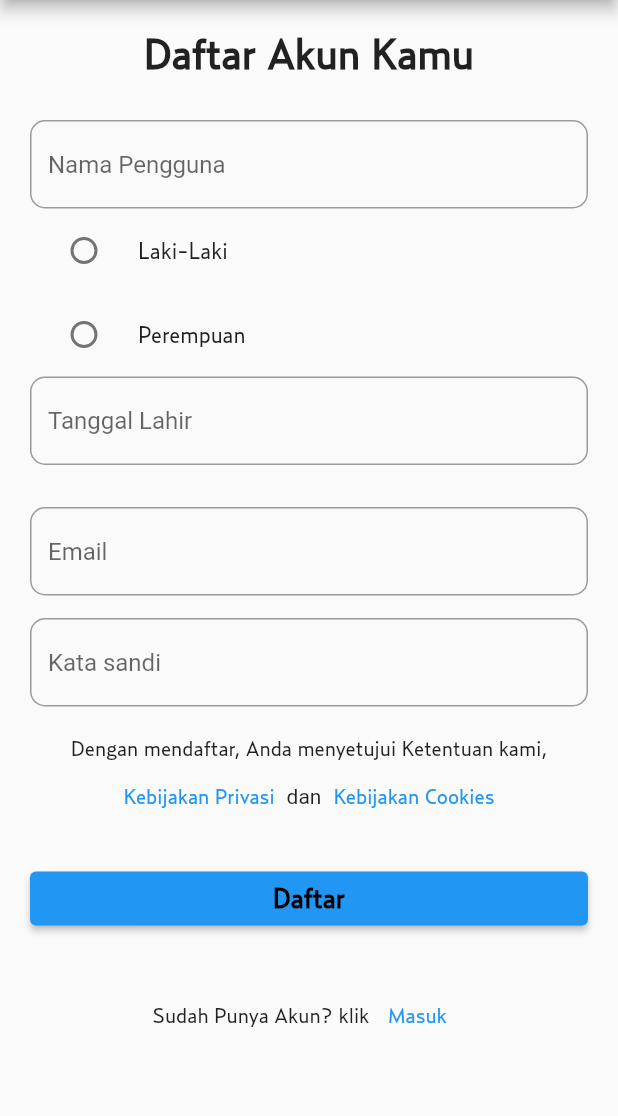
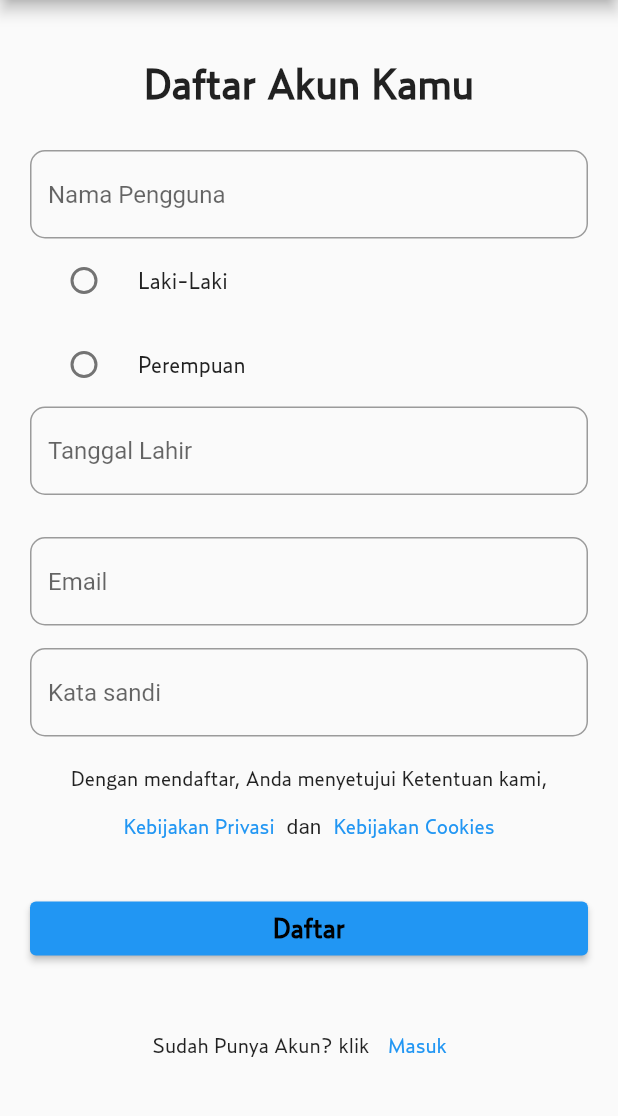
Before and after one commit to 211111237/Majalah-Forbes---IF-A-Sore, a Flutter app: the screen it shows after launch, on a phone screen of 412 x 824 dp, the part 84-1200 px from its top. Run offline on Flutter 3.47's test engine with Material 2 defaults, Android fonts, the phone set to English and light mode, and no system bars; our stand-ins replace video_player.

```diff
--- a/Final Code Flutter News/lib/screen/register_page.dart
+++ b/Final Code Flutter News/lib/screen/register_page.dart
@@ -28,7 +28,7 @@ class _register_pageState extends State<register_page> {
         ),
         body: SingleChildScrollView(
           child: Padding(
-            padding: const EdgeInsets.only(top: 20, right: 20, left: 20),
+            padding: const EdgeInsets.only(top: 40, right: 20, left: 20),
             child: Column(
               mainAxisAlignment: MainAxisAlignment.center,
               crossAxisAlignment: CrossAxisAlignment.center,
```
